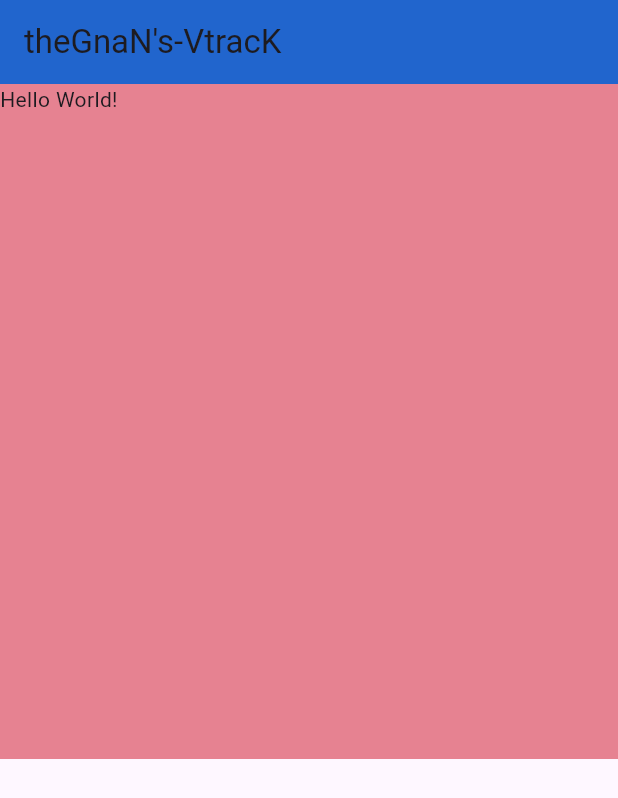
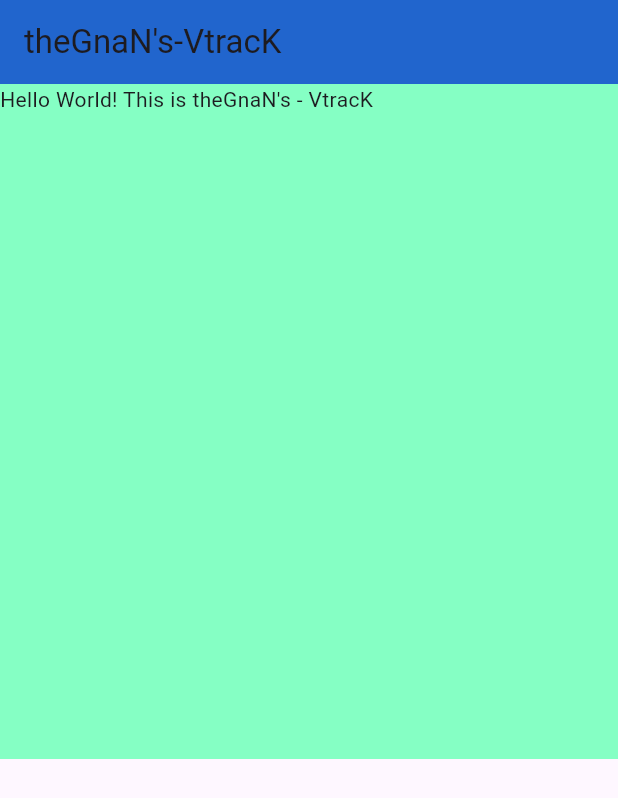
Before and after one commit to manideepakgampa/FlutterModel, a Flutter app: the screen it shows after launch, on a phone screen of 412 x 824 dp. Shown: the top 798 px of the screen. Run offline on Flutter 3.47's test engine with Material 3 defaults, Android fonts, the phone set to English and light mode, and no system bars.

Commit message:
26052025-0632PM

```diff
--- a/lib/main.dart
+++ b/lib/main.dart
@@ -14,8 +14,8 @@ class MyApp extends StatelessWidget {
           backgroundColor: const Color.fromARGB(255, 33, 101, 205),
         ),
         body: Container(
-          child: Text("Hello World!"),
-          color: const Color.fromARGB(255, 230, 130, 145),
+          child: Text("Hello World! This is theGnaN's - VtracK"),
+          color: const Color.fromARGB(255, 133, 255, 196),
           height: 450,
           width: 450,
         ),
```
